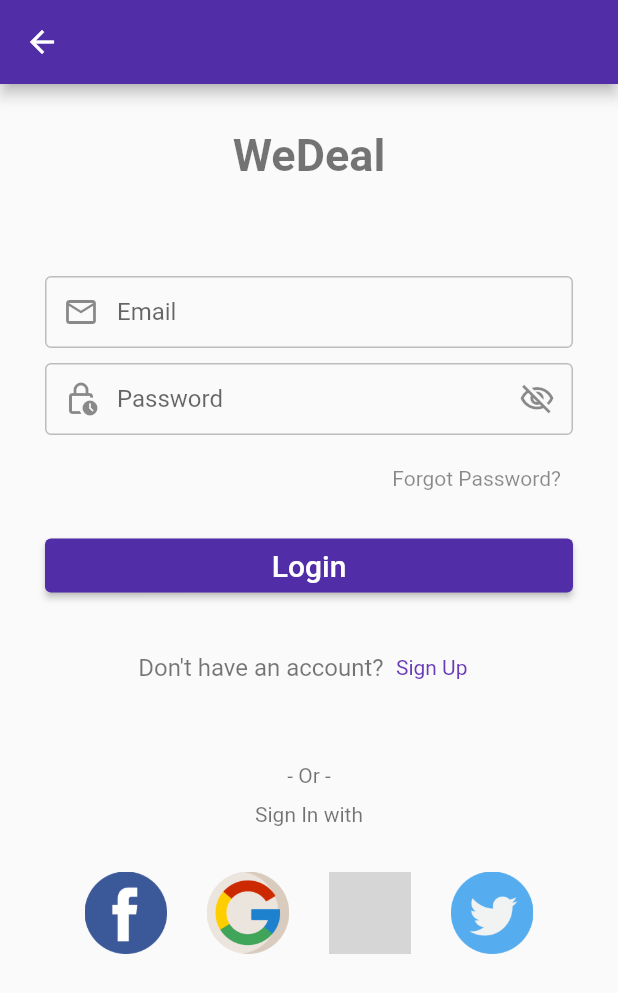
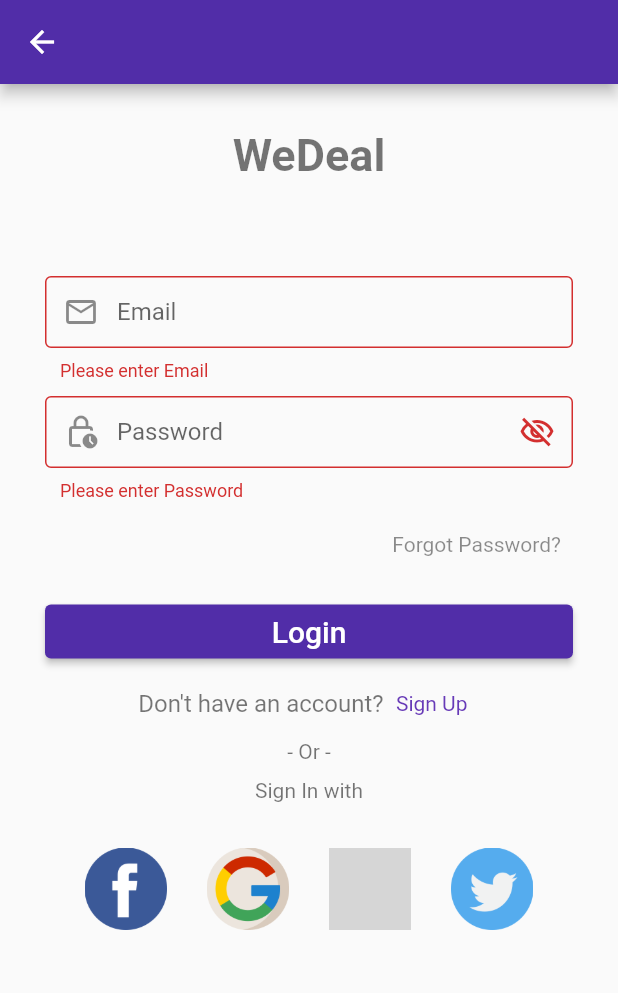
Before and after one commit to is767-1-2021/wantiwa, a Flutter app: the LoginPage screen opened directly, after a tap on "Login", on a phone screen of 412 x 824 dp. Shown: the top 993 px of the screen. Run offline on Flutter 3.47's test engine with Material 2 defaults, Android fonts, the phone set to English and light mode, and no system bars; accounts and stored records are empty; project files that could hold a hidden picture were left out; grey boxes are pictures that could not be loaded.

Commit message:
login+main edit5oct21

```diff
--- a/team_app/lib/login.dart
+++ b/team_app/lib/login.dart
@@ -5,16 +5,37 @@ class LoginPage extends StatelessWidget {
   @override
   Widget build(BuildContext context) {
     return Scaffold(
-      appBar: AppBar
-      (backgroundColor: Colors.deepPurple[700],
-      leading: IconButton(onPressed: () {Navigator.push(context,MaterialPageRoute(
-          builder: (context) => SignUpPage()));}, icon: Icon(Icons.arrow_back_outlined))),
+      appBar: AppBar(
+          backgroundColor: Colors.deepPurple[700],
+          leading: IconButton(
+              onPressed: () {
+                Navigator.pop(context);
+              },
+              icon: Icon(Icons.arrow_back_outlined))),
+      body: MyCustomForm(),
+    );
+  }
+}
 
+class MyCustomForm extends StatefulWidget {
+  const MyCustomForm({Key? key}) : super(key: key);
+  @override
+  _MyCustomFormState createState() => _MyCustomFormState();
+}
 
-                 body: Container(
+class _MyCustomFormState extends State<MyCustomForm> {
+  final _formKey = GlobalKey<FormState>();
+  String? _email;
+  String? _password;
+
+  @override
+  Widget build(BuildContext context) {
+    return Form(
+        key: _formKey,
+        child: Container(
             child: Padding(
           padding: const EdgeInsets.all(30.0),
-                  child: Form(
+          //child: Form(
           child: SingleChildScrollView(
             child: Column(
               crossAxisAlignment: CrossAxisAlignment.center,
@@ -23,16 +44,20 @@ class LoginPage extends StatelessWidget {
                   "WeDeal",
                   style: TextStyle(
                       fontWeight: FontWeight.w600,
-                              fontSize:30,
-                              color: Colors.black54),),
-                              SizedBox(height:20,),
-                              Text("",
+                      fontSize: 30,
+                      color: Colors.black54),
+                ),
+                SizedBox(
+                  height: 20,
+                ),
+                Text(
+                  "",
                   style: TextStyle(
                       fontWeight: FontWeight.w600,
-                              fontSize:20,
-                              color: Colors.black87),),
-                          SizedBox(
-                            height:20),
+                      fontSize: 20,
+                      color: Colors.black87),
+                ),
+                SizedBox(height: 20),
 
                 //Text("Email", style: TextStyle(fontSize: 16)),
                 TextFormField(
@@ -47,14 +72,24 @@ class LoginPage extends StatelessWidget {
                         borderSide: BorderSide(color: Colors.grey.shade400),
                       ),
                       border: OutlineInputBorder(
-                            borderSide:
-                                BorderSide(color: Colors.grey.shade400))),
+                          borderSide: BorderSide(color: Colors.grey.shade400))),
+                  validator: (value) {
+                    if (value == null || value.isEmpty) {
+                      return 'Please enter Email';
+                    }
+
+                    return null;
+                  },
+                  onSaved: (value) {
+                    _email = value;
+                  },
                 ),
                 SizedBox(
                   height: 10,
                 ),
                 //Text("Password", style: TextStyle(fontSize: 16)),
-                  TextFormField(obscureText: true,
+                TextFormField(
+                  obscureText: true,
                   decoration: InputDecoration(
                       prefixIcon: Icon(Icons.lock_clock_outlined),
                       suffixIcon: Icon(Icons.visibility_off_outlined),
@@ -66,81 +101,100 @@ class LoginPage extends StatelessWidget {
                         borderSide: BorderSide(color: Colors.grey.shade400),
                       ),
                       border: OutlineInputBorder(
-                            borderSide:
-                                BorderSide(color: Colors.grey.shade400)))),
-                        SizedBox(
-                          height:5
+                          borderSide: BorderSide(color: Colors.grey.shade400))),
+                  validator: (value) {
+                    if (value == null || value.isEmpty) {
+                      return 'Please enter Password';
+                    }
+
+                    return null;
+                  },
+                  onSaved: (value) {
+                    _password = value;
+                  },
                 ),
+
+                SizedBox(height: 5),
+
                 Row(
                   mainAxisAlignment: MainAxisAlignment.end,
                   children: <Widget>[
                     TextButton(
                       style: TextButton.styleFrom(
                           primary: Colors.black45,
-                            textStyle:const TextStyle(fontSize:14, color: Colors.black54)
-                            ), onPressed: () {},
-                            child: const Text("Forgot Password?"),),
+                          textStyle: const TextStyle(
+                              fontSize: 14, color: Colors.black54)),
+                      onPressed: () {},
+                      child: const Text("Forgot Password?"),
+                    ),
                   ],
                 ),
-                        SizedBox(
-                          height:10
-                        ),
+                SizedBox(height: 10),
                 SizedBox(
                     width: double.infinity,
                     child: ElevatedButton(
                         style: ElevatedButton.styleFrom(
                           primary: Colors.deepPurple[700],
                         ),
-                      child: Text("Login", style: TextStyle(fontSize: 20,)),
-                      onPressed: () {},
-                    ),
-                  ),
-                  SizedBox(
-                          height:20
-                        ),
-                        Row(
+                        child: Text("Login",
+                            style: TextStyle(
+                              fontSize: 20,
+                            )),
+                        onPressed: () {
+                          if (_formKey.currentState!.validate()) {
+                            _formKey.currentState!.save();
+                          }
+                        })),
+                Container(
+                  child: Row(
                     mainAxisAlignment: MainAxisAlignment.center,
                     children: <Widget>[
-                            Text("Don't have an account?",
-                            style: TextStyle (
-                              fontSize:16,
-                              color: Colors.black54),),
-
+                      Text(
+                        "Don't have an account?",
+                        style: TextStyle(fontSize: 16, color: Colors.black54),
+                      ),
                       TextButton(
                         style: TextButton.styleFrom(
                             primary: Colors.deepPurple,
-                            textStyle:const TextStyle(fontSize:14, color: Colors.deepPurple)
-                            ), onPressed: () {Navigator.push(context, MaterialPageRoute(builder: (context) => SignUpPage()));},
-                            child: const Text("Sign Up"),),
+                            textStyle: const TextStyle(
+                                fontSize: 14, color: Colors.deepPurple)),
+                        onPressed: () {
+                          Navigator.push(
+                              context,
+                              MaterialPageRoute(
+                                  builder: (context) => SignUpPage()));
+                        },
+                        child: const Text("Sign Up"),
+                      ),
                     ],
                   ),
-                        SizedBox(height: 40,),
+                ),
                 Column(
                     mainAxisAlignment: MainAxisAlignment.center,
                     children: <Widget>[
-                            Text("- Or -",
-                            style: TextStyle (
-                              fontSize:14,
-                              color: Colors.black54),),
+                      Text(
+                        "- Or -",
+                        style: TextStyle(fontSize: 14, color: Colors.black54),
+                      ),
+                      SizedBox(height: 10),
+                      Text(
+                        "Sign In with",
+                        style: TextStyle(fontSize: 14, color: Colors.black54),
+                      ),
                       SizedBox(
-                          height:10),
-                          Text("Sign In with",
-                          style: TextStyle (
-                            fontSize:14,
-                              color: Colors.black54),),
-                              SizedBox(height: 30,),
+                        height: 30,
+                      ),
                       //ใส่รูป
                       Row(
                         mainAxisAlignment: MainAxisAlignment.spaceEvenly,
-                          children: <Widget> [
+                        children: <Widget>[
                           Container(
                             height: 55.0,
                             width: 55.0,
                             decoration: BoxDecoration(
                                 image: DecorationImage(
                               image: AssetImage("image/facebook.png"),
-                  )
-                ),
+                            )),
                           ),
                           Container(
                             height: 55.0,
@@ -148,33 +202,30 @@ class LoginPage extends StatelessWidget {
                             decoration: BoxDecoration(
                                 image: DecorationImage(
                               image: AssetImage("image/google.png"),
-                  )
+                            )),
                           ),
-              ),
-
                           Container(
                             height: 55.0,
                             width: 55.0,
                             decoration: BoxDecoration(
                                 image: DecorationImage(
                               image: AssetImage("image/line.png"),
-                  )
+                            )),
                           ),
-              ),
-
                           Container(
                             height: 55.0,
                             width: 55.0,
                             decoration: BoxDecoration(
                                 image: DecorationImage(
                               image: AssetImage("image/twitter.png"),
-                  )
-                ),
+                            )),
                           ),
                         ],
                       ),
-
-                        ]),
+                    ])
               ],
-                        ),),))));}
+            ),
+          ),
+        )));
   }
+}
--- a/team_app/lib/main.dart
+++ b/team_app/lib/main.dart
@@ -9,7 +9,7 @@ import 'package:team_app/signup.dart';
 void main () {
 runApp(MaterialApp(
   debugShowCheckedModeBanner: false,
-  home: LoginPage(),
+  home: HomePage(),
 ));
 }
 
@@ -39,7 +39,7 @@ class HomePage extends StatelessWidget {
                 height: MediaQuery.of(context).size.height /2,
                 decoration: BoxDecoration(
                   image: DecorationImage(
-                    image: AssetImage("image/mall.png")
+                    image: AssetImage("image/WeDeal_logo.png")
                   )
                 ),
               ),
--- a/team_app/pubspec.yaml
+++ b/team_app/pubspec.yaml
@@ -64,6 +64,7 @@ flutter:
       - image/3KE.png
       - image/4PIL.png
       - image/5DON.png
+      - image/WeDeal_logo.png
   #   - images/a_dot_burr.jpeg
   #   - images/a_dot_ham.jpeg
 
```
Also changed, not shown: team_app/image/WeDeal_logo.png (added). Lines whose indentation alone changed are shown as unchanged.
